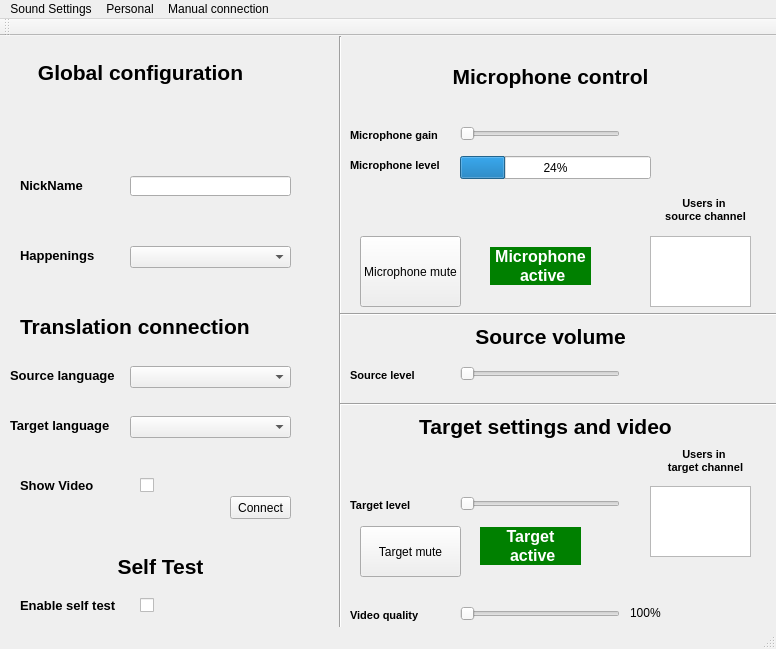
First picture: the form in TT_RemoteTranslation/remotetranslatorui.ui, repository valikl/remote-translator, before the edit.
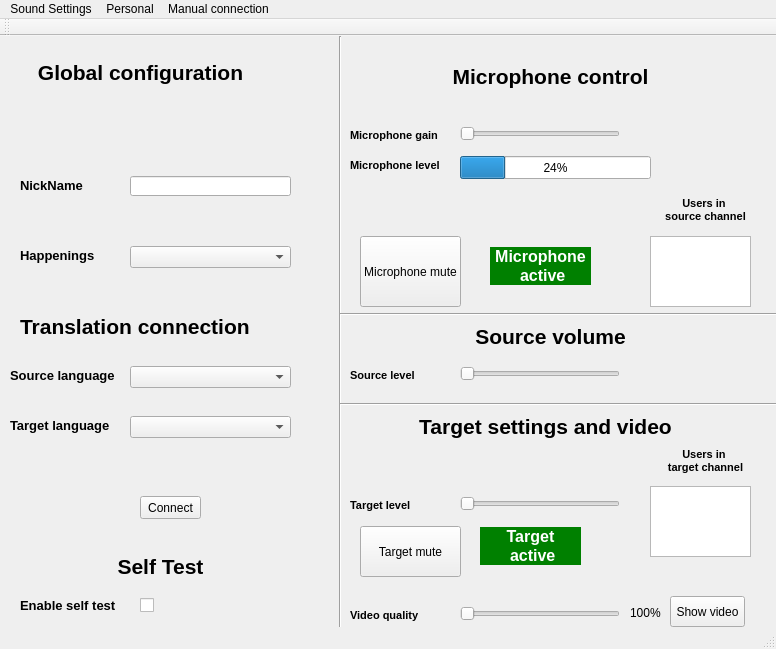
Second picture: the form after the edit.

Commit message: show video button + ok/cancel signals for sound filters

```diff
--- a/TT_RemoteTranslation/remotetranslatorui.ui
+++ b/TT_RemoteTranslation/remotetranslatorui.ui
@@ -169,36 +169,6 @@
      <string/>
     </property>
    </widget>
-   <widget class="QCheckBox" name="VideoEn">
-    <property name="geometry">
-     <rect>
-      <x>140</x>
-      <y>440</y>
-      <width>21</width>
-      <height>18</height>
-     </rect>
-    </property>
-    <property name="text">
-     <string/>
-    </property>
-   </widget>
-   <widget class="QLabel" name="label_7">
-    <property name="geometry">
-     <rect>
-      <x>20</x>
-      <y>440</y>
-      <width>111</width>
-      <height>20</height>
-     </rect>
-    </property>
-    <property name="text">
-     <string>&lt;!DOCTYPE HTML PUBLIC &quot;-//W3C//DTD HTML 4.0//EN&quot; &quot;http://www.w3.org/TR/REC-html40/strict.dtd&quot;&gt;
-&lt;html&gt;&lt;head&gt;&lt;meta name=&quot;qrichtext&quot; content=&quot;1&quot; /&gt;&lt;style type=&quot;text/css&quot;&gt;
-p, li { white-space: pre-wrap; }
-&lt;/style&gt;&lt;/head&gt;&lt;body style=&quot; font-family:'MS Shell Dlg 2'; font-size:8.25pt; font-weight:400; font-style:normal;&quot;&gt;
-&lt;p style=&quot; margin-top:0px; margin-bottom:0px; margin-left:0px; margin-right:0px; -qt-block-indent:0; text-indent:0px;&quot;&gt;&lt;span style=&quot; font-size:10pt; font-weight:600;&quot;&gt;Show Video&lt;/span&gt;&lt;/p&gt;&lt;/body&gt;&lt;/html&gt;</string>
-    </property>
-   </widget>
    <widget class="QLabel" name="label_8">
     <property name="geometry">
      <rect>
@@ -219,7 +189,7 @@
    <widget class="QPushButton" name="LangConnect">
     <property name="geometry">
      <rect>
-      <x>230</x>
+      <x>140</x>
       <y>460</y>
       <width>61</width>
       <height>23</height>
@@ -617,6 +587,19 @@
      <string>100%</string>
     </property>
    </widget>
+   <widget class="QPushButton" name="showVideoButton">
+    <property name="geometry">
+     <rect>
+      <x>670</x>
+      <y>560</y>
+      <width>75</width>
+      <height>31</height>
+     </rect>
+    </property>
+    <property name="text">
+     <string>Show video</string>
+    </property>
+   </widget>
   </widget>
   <widget class="QMenuBar" name="menuBar">
    <property name="geometry">
```
The commit also changes 3 other files.
